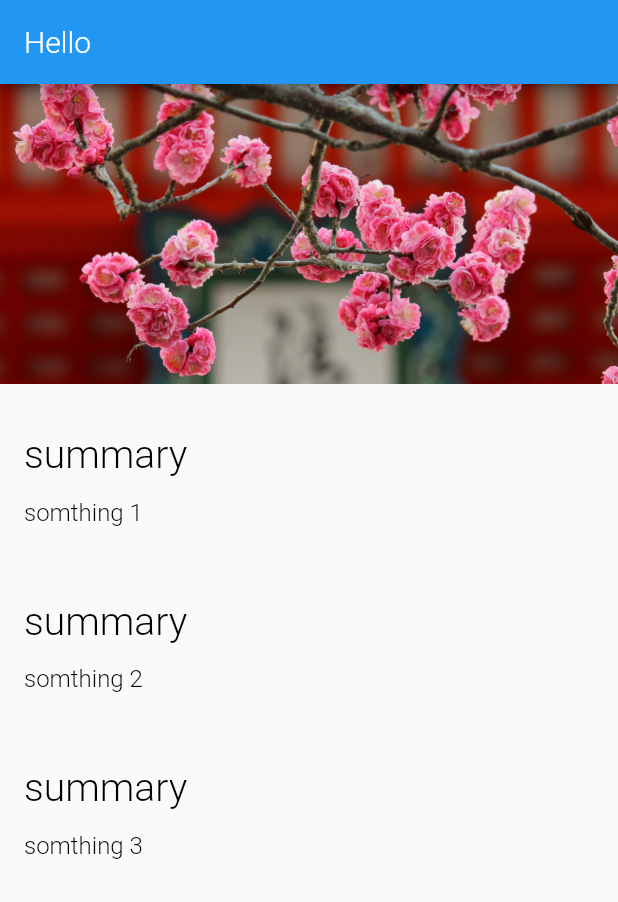
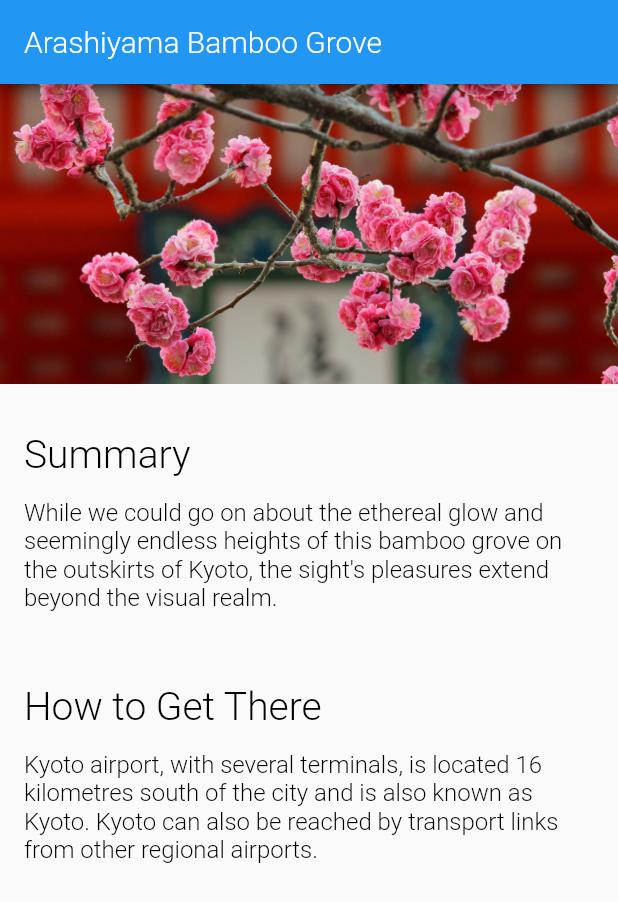
Before and after one commit to uires/tourist-guide-flutter, a Flutter app: the screen it shows after launch, on a phone screen of 412 x 824 dp. Shown: the top 902 px of the screen. Run offline on Flutter 3.47's test engine with Material 2 defaults, Android fonts, the phone set to English and light mode, and no system bars; Roboto replaces fonts that are missing (Montserrat).

Commit message:
organização de lista com dart e adaptação do modelo de dado para os widgets

```diff
--- a/lib/models/location.dart
+++ b/lib/models/location.dart
@@ -8,4 +8,15 @@ class Location {
 
   Location(this.name, this.imagePath, this.facts);
 
+  static List<Location> fetchAll() {
+
+    return [
+      Location('Arashiyama Bamboo Grove', 'assets/images/kiyomizu-dera.jpg', [
+        LocationFact('Summary',
+            'While we could go on about the ethereal glow and seemingly endless heights of this bamboo grove on the outskirts of Kyoto, the sight\'s pleasures extend beyond the visual realm.'),
+        LocationFact('How to Get There',
+            'Kyoto airport, with several terminals, is located 16 kilometres south of the city and is also known as Kyoto. Kyoto can also be reached by transport links from other regional airports.'),
+      ]),
+    ];
+  }
 }
--- a/lib/screens/location_detail/location_detail.dart
+++ b/lib/screens/location_detail/location_detail.dart
@@ -1,24 +1,32 @@
 import 'package:flutter/material.dart';
 import 'image_banner.dart';
 import 'text_section.dart';
+import '../../models/location.dart';
 
 class LocationDetail extends StatelessWidget {
 
   @override
   Widget build(BuildContext context) {
+
+    final locations = Location.fetchAll();
+    final location = locations.first;
+
     return Scaffold(
-        appBar: AppBar(
-          title: Text('Hello'),
-        ),
-        body: Column(mainAxisAlignment: MainAxisAlignment.start,
-          crossAxisAlignment: CrossAxisAlignment.stretch,
-          children: [
-            ImageBanner("assets/images/kiyomizu-dera.jpg"),
-            TextSection('summary', 'somthing 1'),
-            TextSection('summary', 'somthing 2'),
-            TextSection('summary', 'somthing 3'),
-        ]
+      appBar: AppBar(
+        title: Text(location.name),
+      ),
+      body: Column(
+        mainAxisAlignment: MainAxisAlignment.start,
+        crossAxisAlignment: CrossAxisAlignment.stretch,
+        children: [
+          ImageBanner(location.imagePath),
+        ]..addAll(this.textSections(location))
       )
     );
   }
+
+  List<Widget> textSections(Location location) {
+
+    return location.facts.map((fact) => TextSection(fact.title, fact.text)).toList();
+  }
 }
```
